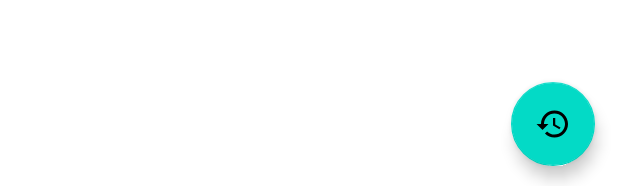
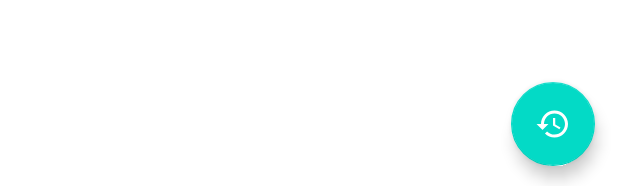
Before and after one commit to eagskunst/Myngs, an Android app: the layout activity_home.xml on its own in the app's theme, with its tools: preview values and no code run, on a phone screen of 412 x 824 dp. Shown: the part 1047-1233 px from the top of the screen. Run offline under Robolectric (Android 15) with nearby library versions, the phone set to English and light mode, and no system bars; plain views replace EpoxyRecyclerView.

```diff
--- a/app/src/main/res/layout/activity_home.xml
+++ b/app/src/main/res/layout/activity_home.xml
@@ -22,8 +22,9 @@
         android:layout_gravity="bottom|end"
         android:layout_marginBottom="15dp"
         android:layout_marginEnd="15dp"
-        android:tint="@android:color/white"
+        app:tint="@android:color/white"
         app:tooltipText="@string/see_recent_searches_text"
-        android:src="@drawable/ic_history"/>
+        app:srcCompat="@drawable/ic_history"
+        />
 
 </androidx.coordinatorlayout.widget.CoordinatorLayout>
```
Also changed, not shown: app/src/main/java/com/eagskunst/apps/myngs/ui/home/HomeActivity.kt (+23 -2 lines).
